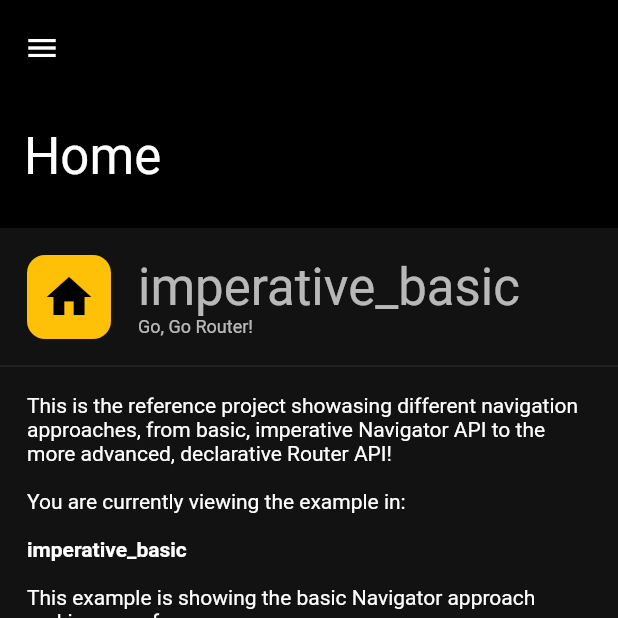
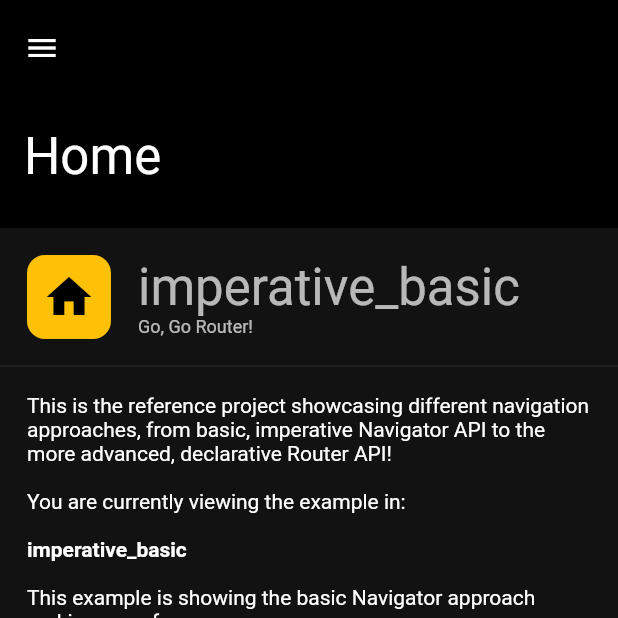
Before and after one commit to Kounex/go_go_router, a Flutter app: the HomeView screen opened directly, on a phone screen of 412 x 824 dp, the top half of it. Run offline on Flutter 3.47's test engine with Material 2 defaults, Android fonts, the phone set to English and light mode, and no system bars; our stand-ins replace go_router, ionicons, video_player; missing offline and left inert: flutter_syntax_view.

Commit message:
Update home.dart
fix typo

```diff
--- a/lib/apps/imperative_basic/views/home/home.dart
+++ b/lib/apps/imperative_basic/views/home/home.dart
@@ -37,7 +37,7 @@ class HomeView extends StatelessWidget {
                     crossAxisAlignment: CrossAxisAlignment.start,
                     children: [
                       Text(
-                          'This is the reference project showasing different navigation approaches, from basic, imperative Navigator API to the more advanced, declarative Router API!\n\nYou are currently viewing the example in:'),
+                          'This is the reference project showcasing different navigation approaches, from basic, imperative Navigator API to the more advanced, declarative Router API!\n\nYou are currently viewing the example in:'),
                       Text(
                         '\nimperative_basic\n',
                         style: TextStyle(
```
